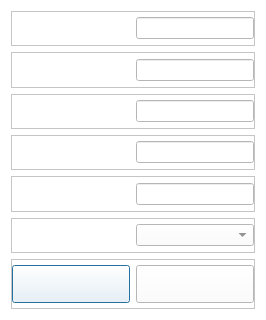
First picture: the form in CaX/dialog/setup/formdialog.ui, repository fsest4u/CaX_03, before the edit.
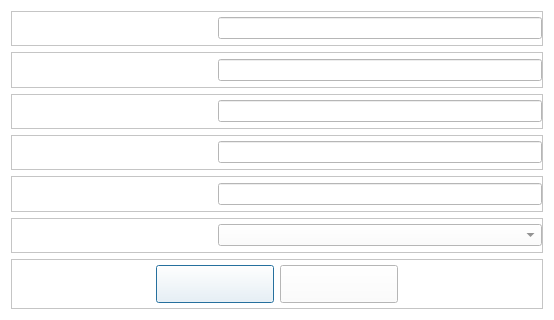
Second picture: the form after the edit. Icons and pictures are not drawn.

Diff of the .ui file:
```diff
--- a/CaX/dialog/setup/formdialog.ui
+++ b/CaX/dialog/setup/formdialog.ui
@@ -6,7 +6,7 @@
    <rect>
     <x>0</x>
     <y>0</y>
-    <width>258</width>
+    <width>554</width>
     <height>320</height>
    </rect>
   </property>
```
